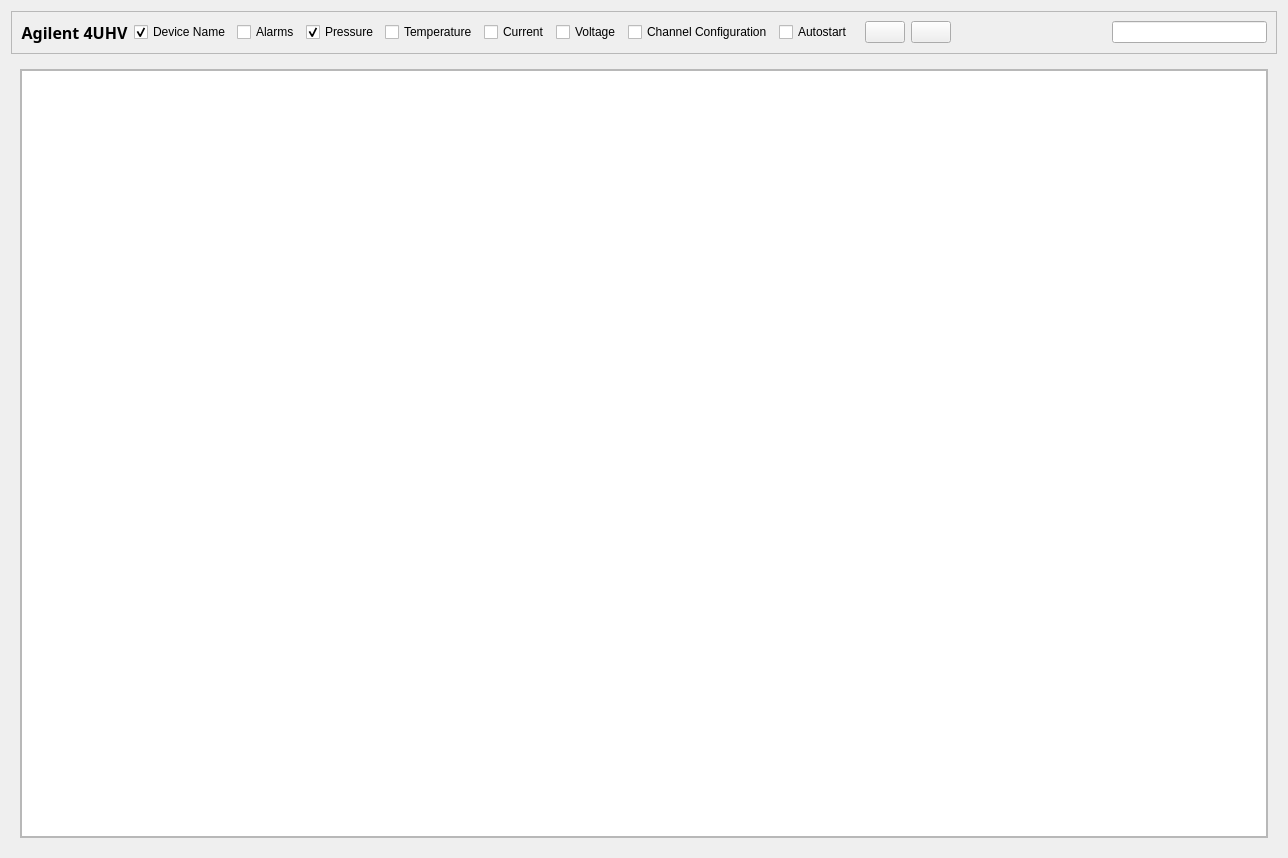
First picture: the form in ui/agilent4uhv/main.ui, repository lnls-sirius/pydm-opi, before the edit.
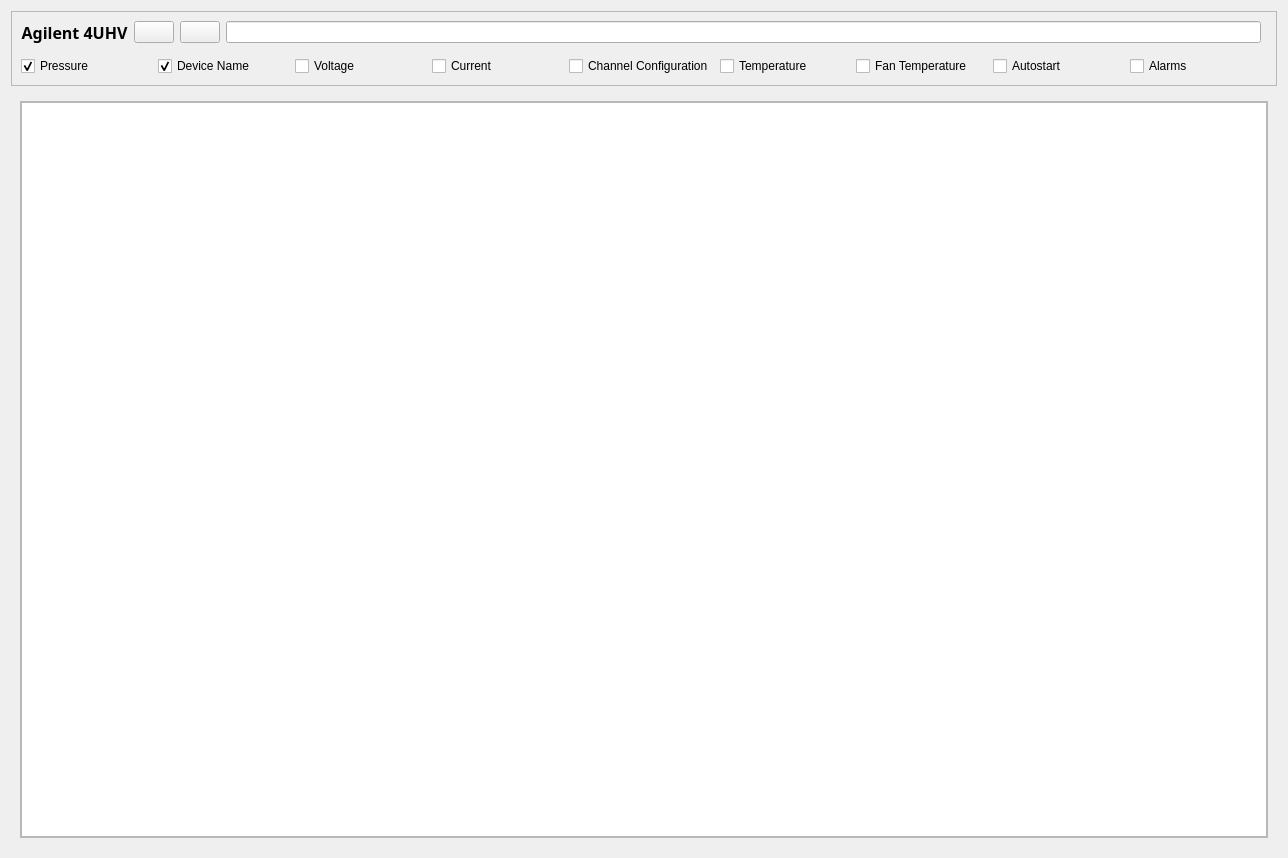
Second picture: the form after the edit. Custom widgets are drawn as their Qt base class.

Commit message: agilent: better ui. Show/hide fan temp.

Diff of the .ui file:
```diff
--- a/ui/agilent4uhv/main.ui
+++ b/ui/agilent4uhv/main.ui
@@ -27,8 +27,8 @@
           <rect>
            <x>0</x>
            <y>0</y>
-           <width>1248</width>
-           <height>763</height>
+           <width>1250</width>
+           <height>725</height>
           </rect>
          </property>
          <layout class="QGridLayout" name="gridLayout_3">
@@ -65,14 +65,128 @@
      <property name="lineWidth">
       <number>1</number>
      </property>
-     <layout class="QGridLayout" name="gridLayout_11">
-      <item row="0" column="11">
-       <widget class="PyDMPushButton" name="btnNavLeft">
-        <property name="toolTip">
-         <string/>
-        </property>
-        <property name="whatsThis">
-         <string>
+     <layout class="QGridLayout" name="gridLayout_4">
+      <item row="0" column="2" rowspan="2">
+       <widget class="QWidget" name="widget" native="true"/>
+      </item>
+      <item row="2" column="0">
+       <layout class="QHBoxLayout" name="horizontalLayout_2">
+        <item>
+         <widget class="QCheckBox" name="chPressure">
+          <property name="text">
+           <string>Pressure</string>
+          </property>
+          <property name="checked">
+           <bool>true</bool>
+          </property>
+         </widget>
+        </item>
+        <item>
+         <widget class="QCheckBox" name="chDeviceName">
+          <property name="text">
+           <string>Device Name</string>
+          </property>
+          <property name="checked">
+           <bool>true</bool>
+          </property>
+         </widget>
+        </item>
+        <item>
+         <widget class="QCheckBox" name="chVoltage">
+          <property name="text">
+           <string>Voltage</string>
+          </property>
+          <property name="checked">
+           <bool>false</bool>
+          </property>
+         </widget>
+        </item>
+        <item>
+         <widget class="QCheckBox" name="chCurrent">
+          <property name="text">
+           <string>Current</string>
+          </property>
+          <property name="checked">
+           <bool>false</bool>
+          </property>
+         </widget>
+        </item>
+        <item>
+         <widget class="QCheckBox" name="chChConfig">
+          <property name="text">
+           <string>Channel Configuration</string>
+          </property>
+          <property name="checked">
+           <bool>false</bool>
+          </property>
+         </widget>
+        </item>
+        <item>
+         <widget class="QCheckBox" name="chTemperature">
+          <property name="text">
+           <string>Temperature</string>
+          </property>
+          <property name="checked">
+           <bool>false</bool>
+          </property>
+         </widget>
+        </item>
+        <item>
+         <widget class="QCheckBox" name="chFanTemperature">
+          <property name="text">
+           <string>Fan Temperature</string>
+          </property>
+         </widget>
+        </item>
+        <item>
+         <widget class="QCheckBox" name="chAutostart">
+          <property name="text">
+           <string>Autostart</string>
+          </property>
+          <property name="checked">
+           <bool>false</bool>
+          </property>
+         </widget>
+        </item>
+        <item>
+         <widget class="QCheckBox" name="chAlarms">
+          <property name="text">
+           <string>Alarms</string>
+          </property>
+          <property name="checked">
+           <bool>false</bool>
+          </property>
+         </widget>
+        </item>
+       </layout>
+      </item>
+      <item row="0" column="0">
+       <layout class="QHBoxLayout" name="horizontalLayout">
+        <item>
+         <widget class="QLabel" name="lbl_title">
+          <property name="font">
+           <font>
+            <family>Sans Serif</family>
+            <pointsize>12</pointsize>
+            <weight>75</weight>
+            <bold>true</bold>
+           </font>
+          </property>
+          <property name="text">
+           <string>Agilent 4UHV</string>
+          </property>
+          <property name="alignment">
+           <set>Qt::AlignCenter</set>
+          </property>
+         </widget>
+        </item>
+        <item>
+         <widget class="PyDMPushButton" name="btnNavLeft">
+          <property name="toolTip">
+           <string/>
+          </property>
+          <property name="whatsThis">
+           <string>
     Basic PushButton to send a fixed value.
 
     The PyDMPushButton is meant to hold a specific value, and send that value
@@ -108,132 +222,20 @@
         ID of channel to manipulate
 
     </string>
-        </property>
-       </widget>
-      </item>
-      <item row="0" column="7">
-       <widget class="QCheckBox" name="chVoltage">
-        <property name="text">
-         <string>Voltage</string>
-        </property>
-        <property name="checked">
-         <bool>false</bool>
-        </property>
-       </widget>
-      </item>
-      <item row="0" column="3">
-       <widget class="QCheckBox" name="chPressure">
-        <property name="text">
-         <string>Pressure</string>
-        </property>
-        <property name="checked">
-         <bool>true</bool>
-        </property>
-       </widget>
-      </item>
-      <item row="0" column="12">
-       <widget class="PyDMPushButton" name="btnNavRight">
-        <property name="toolTip">
-         <string/>
-        </property>
-       </widget>
-      </item>
-      <item row="0" column="8">
-       <widget class="QCheckBox" name="chChConfig">
-        <property name="text">
-         <string>Channel Configuration</string>
-        </property>
-        <property name="checked">
-         <bool>false</bool>
-        </property>
-       </widget>
-      </item>
-      <item row="0" column="9">
-       <widget class="QCheckBox" name="chAutostart">
-        <property name="text">
-         <string>Autostart</string>
-        </property>
-        <property name="checked">
-         <bool>false</bool>
-        </property>
-       </widget>
-      </item>
-      <item row="0" column="4">
-       <widget class="QCheckBox" name="chTemperature">
-        <property name="text">
-         <string>Temperature</string>
-        </property>
-        <property name="checked">
-         <bool>false</bool>
-        </property>
-       </widget>
-      </item>
-      <item row="0" column="2">
-       <widget class="QCheckBox" name="chAlarms">
-        <property name="text">
-         <string>Alarms</string>
-        </property>
-        <property name="checked">
-         <bool>false</bool>
-        </property>
-       </widget>
-      </item>
-      <item row="0" column="1">
-       <widget class="QCheckBox" name="chDeviceName">
-        <property name="text">
-         <string>Device Name</string>
-        </property>
-        <property name="checked">
-         <bool>true</bool>
-        </property>
-       </widget>
-      </item>
-      <item row="0" column="5">
-       <widget class="QCheckBox" name="chCurrent">
-        <property name="text">
-         <string>Current</string>
-        </property>
-        <property name="checked">
-         <bool>false</bool>
-        </property>
-       </widget>
-      </item>
-      <item row="0" column="13">
-       <spacer name="horizontalSpacer">
-        <property name="orientation">
-         <enum>Qt::Horizontal</enum>
-        </property>
-        <property name="sizeHint" stdset="0">
-         <size>
-          <width>40</width>
-          <height>20</height>
-         </size>
-        </property>
-       </spacer>
-      </item>
-      <item row="0" column="14">
-       <widget class="QLineEdit" name="tfFilter"/>
-      </item>
-      <item row="0" column="10">
-       <widget class="QWidget" name="widget" native="true"/>
-      </item>
-      <item row="0" column="0">
-       <widget class="QLabel" name="lbl_title">
-        <property name="font">
-         <font>
-          <family>Sans Serif</family>
-          <pointsize>12</pointsize>
-          <weight>75</weight>
-          <bold>true</bold>
-         </font>
-        </property>
-        <property name="text">
-         <string>Agilent 4UHV</string>
-        </property>
-        <property name="alignment">
-         <set>Qt::AlignCenter</set>
-        </property>
-       </widget>
+          </property>
+         </widget>
+        </item>
+        <item>
+         <widget class="PyDMPushButton" name="btnNavRight">
+          <property name="toolTip">
+           <string/>
+          </property>
+         </widget>
+        </item>
+        <item>
+         <widget class="QLineEdit" name="tfFilter"/>
+        </item>
+       </layout>
       </item>
      </layout>
     </widget>
```
The commit also changes 1 other file.
